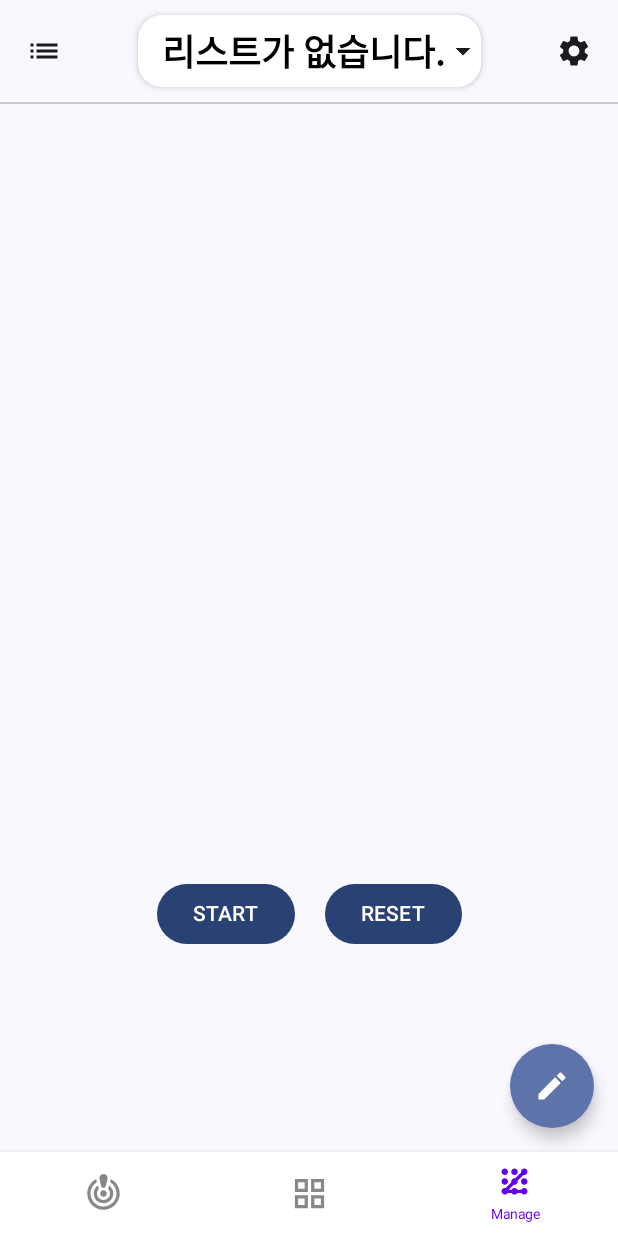
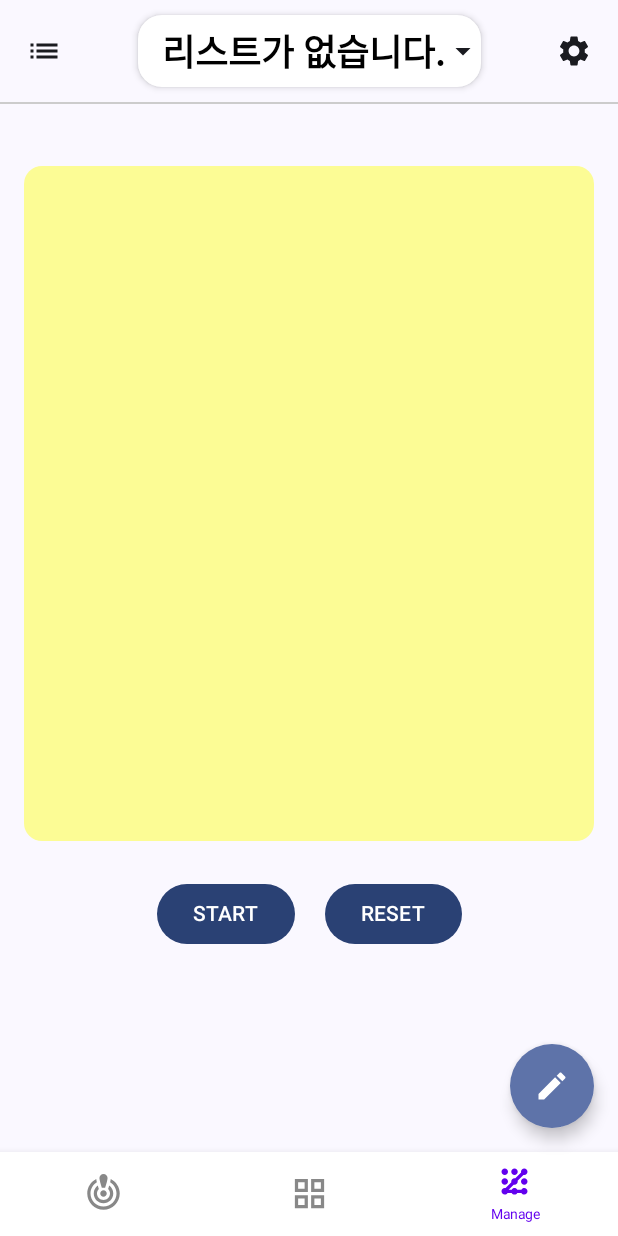
Before and after one commit to ds1mbp5720/RouletteProject, an Android app built with Jetpack Compose: the ladder screen opened through its navigation route, on a phone screen of 412 x 824 dp. Run offline under Robolectric (Android 15) with nearby library versions, the phone set to English and light mode, and no system bars; our stand-ins replace livedata-compose; 1 statement that could not run was skipped.

Commit message:
시작 전 가림막 추가( 시작시 제거), 출발 및 도착 item ui 수정
시작 전 가림막 추가( 시작시 제거), 출발 및 도착 item ui 수정

```diff
--- a/app/src/main/java/com/example/rouletteproject/component/ladder/LadderCompose.kt
+++ b/app/src/main/java/com/example/rouletteproject/component/ladder/LadderCompose.kt
@@ -1,14 +1,17 @@
 package com.example.rouletteproject.component.ladder
 
 import androidx.compose.animation.core.Animatable
+import androidx.compose.animation.core.animateFloatAsState
 import androidx.compose.animation.core.tween
 import androidx.compose.foundation.Canvas
 import androidx.compose.foundation.background
+import androidx.compose.foundation.border
 import androidx.compose.foundation.clickable
 import androidx.compose.foundation.layout.Arrangement
 import androidx.compose.foundation.layout.Box
 import androidx.compose.foundation.layout.Column
 import androidx.compose.foundation.layout.Row
+import androidx.compose.foundation.layout.RowScope
 import androidx.compose.foundation.layout.Spacer
 import androidx.compose.foundation.layout.fillMaxSize
 import androidx.compose.foundation.layout.fillMaxWidth
@@ -17,6 +20,8 @@ import androidx.compose.foundation.layout.padding
 import androidx.compose.foundation.layout.size
 import androidx.compose.foundation.shape.RoundedCornerShape
 import androidx.compose.material3.Button
+import androidx.compose.material3.Card
+import androidx.compose.material3.CardDefaults
 import androidx.compose.material3.Text
 import androidx.compose.runtime.Composable
 import androidx.compose.runtime.LaunchedEffect
@@ -34,6 +39,7 @@ import androidx.compose.ui.graphics.Path
 import androidx.compose.ui.graphics.PathMeasure
 import androidx.compose.ui.graphics.StrokeCap
 import androidx.compose.ui.graphics.drawscope.Stroke
+import androidx.compose.ui.graphics.graphicsLayer
 import androidx.compose.ui.unit.dp
 import androidx.compose.ui.unit.sp
 import com.example.data.entity.RouletteEntity
@@ -90,7 +96,18 @@ fun LadderScreen(
             )
         }
     }
-
+    fun RowScope.borderItemAsCondition(condition: Boolean): Modifier {
+        return Modifier
+            .weight(1f)
+            .size(40.dp)
+            .padding(horizontal = 4.dp)
+            .border(
+                width = 2.dp,
+                color = if (condition) Color.Green
+                else Color.Black,
+                shape = RoundedCornerShape(16.dp)
+            )
+    }
     Column(
         modifier = Modifier
             .fillMaxSize()
@@ -101,25 +118,19 @@ fun LadderScreen(
         Row(modifier = Modifier.fillMaxWidth()) {
             selectedList?.rouletteData?.forEachIndexed { index, _ ->
                 Box(
-                    modifier = Modifier
-                        .weight(1f)
-                        .size(40.dp)
-                        .background(
-                            color = if (selectedStartPoint == index) Color.Green
-                            else Color.Gray,
-                            shape = RoundedCornerShape(16.dp)
-                        )
-                        .clickable {
-                            if (!isGameStarted) {
+                    modifier = this.borderItemAsCondition(selectedStartPoint == index)
+                        .clickable { if (!isGameStarted) {
                             selectedStartPoint = index
-                            }
-                        },
+                        } },
                     contentAlignment = Alignment.Center
                 ) {
                     Text(text = "${index + 1}")
                 }
             }
         }
+        Box(
+            contentAlignment = Alignment.Center
+        ) {
             LadderCanvas(
                 numVerticalLines = numVerticalLines,
                 numHorizontalLines = numHorizontalLines,
@@ -131,19 +142,19 @@ fun LadderScreen(
             ) {
                 isGameFinished = true
             }
-        //todo 가림막 추가 (isGameFinished = true 일때 제거)
+            CardFlip(
+                modifier = Modifier
+                    .fillMaxWidth()
+                    .height(450.dp),
+                isCardFlipped = isGameStarted
+            )
+        }
 
         // 도착지 표시
         Row(modifier = Modifier.fillMaxWidth()) {
             selectedList?.rouletteData?.forEachIndexed { index, _ ->
                 Box(
-                    modifier = Modifier
-                        .weight(1f)
-                        .size(40.dp)
-                        .background(
-                            color = if (result == index && isGameFinished) Color.Cyan else Color.LightGray,
-                            shape = RoundedCornerShape(16.dp)
-                        ),
+                    modifier = this.borderItemAsCondition(result == index && isGameFinished),
                     contentAlignment = Alignment.Center
                 ) {
                     Text(text = selectedList.rouletteData[index])
@@ -151,7 +162,7 @@ fun LadderScreen(
             }
         }
 
-        Row (
+        Row(
             modifier = Modifier
                 .fillMaxWidth(),
             horizontalArrangement = Arrangement.spacedBy(20.dp, Alignment.CenterHorizontally)
@@ -167,7 +178,7 @@ fun LadderScreen(
                     var current = selectedStartPoint!!
                     for (i in 0 until numHorizontalLines) { //가로선 갯수 만큼 진행
                         var horizontalLine: Pair<Int, Int>? = null
-                        if (ladder[i].first == current || ladder[i].second == current) {// 가로선 이동 할거 있는지 체크
+                        if (ladder[i].first == current || ladder[i].second == current) { // 가로선 이동 있는지 체크
                             horizontalLine = ladder[i]
                         }
                         if (horizontalLine != null) { // 가로선 로직
@@ -347,3 +358,39 @@ fun AnimationPath(
         )
     }
 }
+
+@Composable
+fun CardFlip(modifier: Modifier, isCardFlipped: Boolean) {
+    val animationDuration = 700
+    val flipAnimation by animateFloatAsState(
+        targetValue = if (isCardFlipped) 180f else 0f,
+        animationSpec = tween(durationMillis = animationDuration),
+        label = "cardFlip"
+    )
+
+    val alpha by animateFloatAsState(
+        targetValue = if (isCardFlipped) 0f else 1f,
+        animationSpec = tween(durationMillis = animationDuration),
+        label = "cardAlpha"
+    )
+    Box(
+        modifier = modifier
+            .graphicsLayer {
+                rotationY = flipAnimation
+                this.alpha = alpha
+            }
+            .clickable {
+
+            },
+        contentAlignment = Alignment.Center
+    ) {
+        Card(
+            modifier = Modifier
+                .fillMaxSize(),
+            colors = CardDefaults.cardColors(
+                containerColor = Color(0xFFFCFC95)
+            )
+        ) {
+        }
+    }
+}
```
Lines whose indentation alone changed are shown as unchanged.
